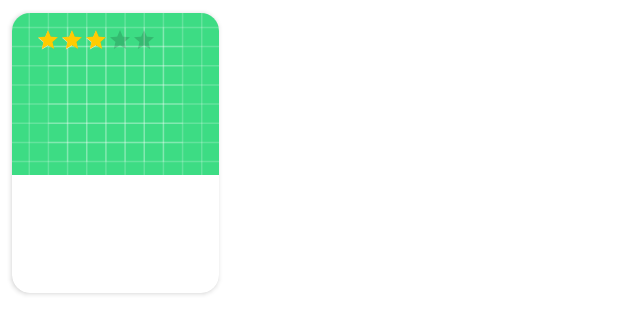
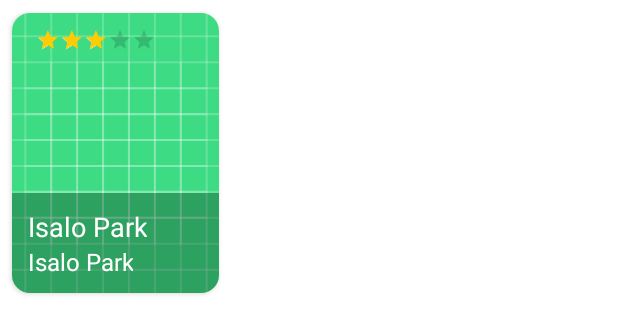
Before and after one commit to Ericko444/Projet-android-m1-p10-android, an Android app: the layout place_item.xml on its own in the app's theme, with its tools: preview values and no code run, on a phone screen of 412 x 824 dp. Shown: the top 334 px of the screen. Run offline under Robolectric (Android 15) with nearby library versions, the phone set to English and light mode, and no system bars.

```diff
--- a/app/build.gradle
+++ b/app/build.gradle
@@ -46,8 +46,8 @@ dependencies {
     implementation(platform("com.google.firebase:firebase-bom:32.2.2"))
     implementation("com.google.firebase:firebase-messaging:23.2.1")
     implementation("com.google.firebase:firebase-analytics:21.3.0")
+    implementation 'com.android.volley:volley:1.2.0'
     testImplementation 'junit:junit:4.13.2'
     androidTestImplementation 'androidx.test.ext:junit:1.1.5'
     androidTestImplementation 'androidx.test.espresso:espresso-core:3.5.1'
-    implementation 'com.android.volley:volley:1.2.0'
 }
--- a/app/src/main/java/mg/itu/projetm1/vues/PlaceDetailActivity.java
+++ b/app/src/main/java/mg/itu/projetm1/vues/PlaceDetailActivity.java
@@ -101,7 +101,7 @@ public class PlaceDetailActivity extends AppCompatActivity {
         textViewReviews.setText(""+moyenneReviews+" ("+reviews.size()+" reviews)");
     }
 
-    private double getMoyenneReviews(List<Review> reviewList){
+    public static double getMoyenneReviews(List<Review> reviewList){
         double total = 0;
         for (Review rv: reviewList
              ) {
--- /dev/null
+++ b/app/src/main/res/drawable/background_filter.xml
@@ -0,0 +1,8 @@
+<?xml version="1.0" encoding="utf-8"?>
+<layer-list xmlns:android="http://schemas.android.com/apk/res/android">
+    <item>
+        <shape>
+            <solid android:color="#45000000" /> <!-- Semi-transparent gray overlay -->
+        </shape>
+    </item>
+</layer-list>
--- a/app/src/main/res/layout/place_item.xml
+++ b/app/src/main/res/layout/place_item.xml
@@ -15,7 +15,7 @@
         <ImageView
             android:id="@+id/image_view"
             android:layout_width="match_parent"
-            android:layout_height="wrap_content"
+            android:layout_height="match_parent"
             android:scaleType="centerCrop"
             android:src="@drawable/ic_launcher_background" />
 
@@ -44,6 +44,7 @@
             android:layout_alignParentEnd="true"
             android:orientation="vertical"
             android:padding="10dp"
+            android:background="@drawable/background_filter"
             >
             <TextView
                 android:id="@+id/tvTitle"
--- a/app/src/main/res/values/strings.xml
+++ b/app/src/main/res/values/strings.xml
@@ -2,7 +2,7 @@
     <string name="app_name">ProjetM1</string>
     <!-- TODO: Remove or change this placeholder text -->
     <string name="hello_blank_fragment">Hello blank fragment</string>
-    <string name="guidelines">Lorem ipsum dolor sit amet, consectetur adipiscing elit. Sed commodo, eros quis malesuada commodo, purus ex posuere arcu, vel interdum nisi turpis sit amet elit. Integer eget tellus quis nibh dapibus finibus ac nec lectus. Vivamus lacinia velit nec libero euismod, in bibendum erat iaculis. Nullam et lacinia justo, non faucibus eros. Etiam nec quam sed elit sagittis bibendum. Vestibulum vel libero eu mauris efficitur tincidunt eu nec ligula. Cras at euismod erat. Fusce viverra dapibus venenatis.</string>
+    <string name="guidelines">Madagascar, surnommée la "Perle de l'Océan Indien", est un trésor pour les amateurs de tourisme. Ses paysages variés, allant des plages de sable blanc aux forêts tropicales luxuriantes, offrent une expérience unique. Découvrez une faune et une flore extraordinaires, des lémuriens espiègles aux caméléons colorés. Plongez dans la culture malgache riche en traditions et en danses envoûtantes. Explorez les marchés animés, goûtez à une cuisine exotique et détendez-vous sur des rivages paradisiaques. Madagascar, un joyau naturel et culturel à explorer et à chérir.</string>
     <string name="notification_channel_id">myCanal</string>
     <string name="notification_channel_title">myTitle</string>
     <string name="notification_channel_description">This is a test canal</string>
```
Also changed, not shown: app/src/main/java/mg/itu/projetm1/vues/LoginActivity.java (+25 -0 lines), app/src/main/java/mg/itu/projetm1/vues/PlaceItemAdapter.java (+16 -4 lines), app/src/main/java/mg/itu/projetm1/vues/SplashScreen.java (+11 -1 lines), app/src/main/res/drawable/default_image.png (added).
